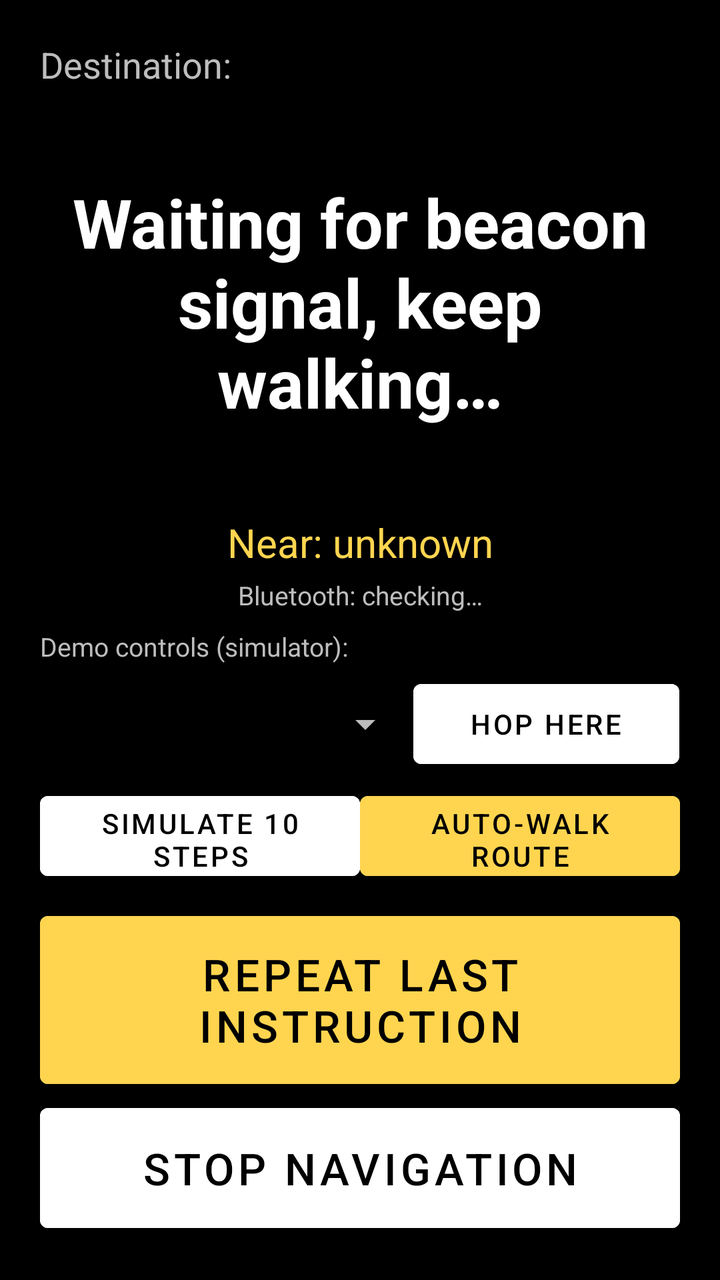
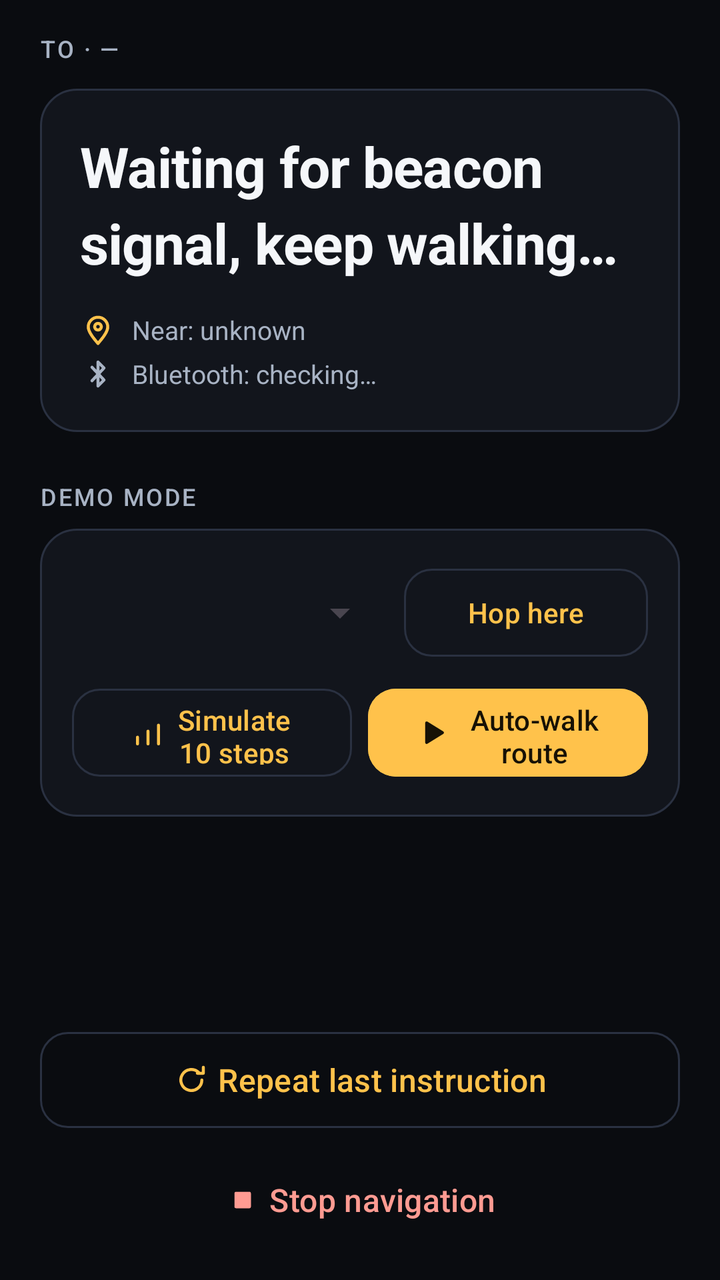

Compare the two renders of this Android layout. The source of the first and the diff that turns it into the second are given below.
<!-- AndroidManifest.xml: application theme Theme.NavGuide -->
<!-- res/layout/activity_navigation.xml -->
<?xml version="1.0" encoding="utf-8"?>
<LinearLayout xmlns:android="http://schemas.android.com/apk/res/android"
    android:layout_width="match_parent"
    android:layout_height="match_parent"
    android:orientation="vertical"
    android:padding="20dp"
    android:background="@color/black">

    <TextView
        android:id="@+id/tvRouteTo"
        android:layout_width="match_parent"
        android:layout_height="wrap_content"
        android:text="Destination:"
        android:textColor="@color/text_secondary"
        android:textSize="18sp" />

    <TextView
        android:id="@+id/tvInstruction"
        android:layout_width="match_parent"
        android:layout_height="0dp"
        android:layout_weight="1"
        android:gravity="center"
        android:text="@string/status_waiting_for_beacons"
        android:textColor="@color/white"
        android:textSize="34sp"
        android:textStyle="bold" />

    <TextView
        android:id="@+id/tvLocation"
        android:layout_width="match_parent"
        android:layout_height="wrap_content"
        android:text="Near: unknown"
        android:textColor="@color/yellow"
        android:textSize="20sp"
        android:gravity="center"
        android:layout_marginBottom="4dp" />

    <TextView
        android:id="@+id/tvBluetooth"
        android:layout_width="match_parent"
        android:layout_height="wrap_content"
        android:text="Bluetooth: checking…"
        android:textColor="@color/text_secondary"
        android:textSize="13sp"
        android:gravity="center"
        android:layout_marginBottom="8dp" />

    <TextView
        android:layout_width="match_parent"
        android:layout_height="wrap_content"
        android:text="@string/demo_label"
        android:textColor="@color/text_secondary"
        android:textSize="13sp"
        android:layout_marginBottom="4dp" />

    <LinearLayout
        android:layout_width="match_parent"
        android:layout_height="wrap_content"
        android:orientation="horizontal"
        android:layout_marginBottom="4dp">

        <Spinner
            android:id="@+id/spSimNode"
            android:layout_width="0dp"
            android:layout_height="52dp"
            android:layout_weight="1.4" />

        <Button
            android:id="@+id/btnSimHop"
            android:layout_width="0dp"
            android:layout_height="52dp"
            android:layout_weight="1"
            android:text="@string/btn_sim_hop"
            android:textSize="14sp"
            android:backgroundTint="@color/white"
            android:textColor="@color/black"
            android:contentDescription="@string/btn_sim_hop" />
    </LinearLayout>

    <LinearLayout
        android:layout_width="match_parent"
        android:layout_height="wrap_content"
        android:orientation="horizontal"
        android:layout_marginBottom="8dp">

        <Button
            android:id="@+id/btnSimSteps"
            android:layout_width="0dp"
            android:layout_height="52dp"
            android:layout_weight="1"
            android:text="@string/btn_sim_steps10"
            android:textSize="14sp"
            android:backgroundTint="@color/white"
            android:textColor="@color/black"
            android:contentDescription="@string/btn_sim_steps10" />

        <Button
            android:id="@+id/btnAutoWalk"
            android:layout_width="0dp"
            android:layout_height="52dp"
            android:layout_weight="1"
            android:text="@string/btn_auto_walk"
            android:textSize="14sp"
            android:backgroundTint="@color/yellow"
            android:textColor="@color/black"
            android:contentDescription="@string/btn_auto_walk" />
    </LinearLayout>

    <Button
        android:id="@+id/btnRepeat"
        android:layout_width="match_parent"
        android:layout_height="96dp"
        android:text="@string/btn_repeat"
        android:textSize="22sp"
        android:backgroundTint="@color/yellow"
        android:textColor="@color/black"
        android:contentDescription="@string/btn_repeat" />

    <Button
        android:id="@+id/btnStop"
        android:layout_width="match_parent"
        android:layout_height="72dp"
        android:text="@string/btn_stop_nav"
        android:textSize="22sp"
        android:backgroundTint="@color/white"
        android:textColor="@color/black"
        android:contentDescription="@string/btn_stop_nav" />

</LinearLayout>
<!-- resources referenced by this layout -->
<resources>
  <color name="black">#FF000000</color>
  <color name="text_secondary">#FFBDBDBD</color>
  <color name="white">#FFFFFFFF</color>
  <color name="yellow">#FFFFD54F</color>
  <string name="demo_label">Demo controls (simulator):</string>
  <style name="Theme.NavGuide" parent="Theme.MaterialComponents.DayNight.NoActionBar">
          <item name="colorPrimary">@color/yellow</item>
          <item name="colorPrimaryVariant">@color/yellow</item>
          <item name="colorOnPrimary">@color/black</item>
          <item name="colorSecondary">@color/yellow</item>
          <item name="colorSecondaryVariant">@color/yellow</item>
          <item name="colorOnSecondary">@color/black</item>
          <item name="android:windowBackground">@color/black</item>
          <item name="android:statusBarColor">@color/black</item>
          <item name="android:navigationBarColor">@color/black</item>
          <item name="android:textColorPrimary">@color/white</item>
          <item name="android:textColorSecondary">@color/text_secondary</item>
          <item name="colorOnSurface">@color/white</item>
          <item name="colorSurface">@color/dark_gray</item>
      </style>
  <color name="dark_gray">#FF1C1C1C</color>
  <!-- unchanged entries left out for length: 6 -->
</resources>

<!-- the commit's change to res/layout/activity_navigation.xml (unified diff, before → after) -->
@@ -1,129 +1,198 @@
 <?xml version="1.0" encoding="utf-8"?>
 <LinearLayout xmlns:android="http://schemas.android.com/apk/res/android"
+    xmlns:app="http://schemas.android.com/apk/res-auto"
     android:layout_width="match_parent"
     android:layout_height="match_parent"
     android:orientation="vertical"
-    android:padding="20dp"
-    android:background="@color/black">
+    android:background="@color/bg"
+    android:paddingStart="@dimen/screen_pad"
+    android:paddingEnd="@dimen/screen_pad"
+    android:paddingTop="@dimen/space_16">
 
     <TextView
         android:id="@+id/tvRouteTo"
         android:layout_width="match_parent"
         android:layout_height="wrap_content"
-        android:text="Destination:"
-        android:textColor="@color/text_secondary"
-        android:textSize="18sp" />
+        android:text="@string/nav_to_placeholder"
+        android:textAppearance="@style/TextAppearance.NavGuide.Label"
+        android:layout_marginBottom="@dimen/space_12" />
 
-    <TextView
-        android:id="@+id/tvInstruction"
-        android:layout_width="match_parent"
-        android:layout_height="0dp"
-        android:layout_weight="1"
-        android:gravity="center"
-        android:text="@string/status_waiting_for_beacons"
-        android:textColor="@color/white"
-        android:textSize="34sp"
-        android:textStyle="bold" />
-
-    <TextView
-        android:id="@+id/tvLocation"
+    
+    <LinearLayout
         android:layout_width="match_parent"
         android:layout_height="wrap_content"
-        android:text="Near: unknown"
-        android:textColor="@color/yellow"
-        android:textSize="20sp"
-        android:gravity="center"
-        android:layout_marginBottom="4dp" />
+        android:orientation="vertical"
+        android:background="@drawable/bg_card"
+        android:padding="@dimen/space_20">
 
-    <TextView
-        android:id="@+id/tvBluetooth"
-        android:layout_width="match_parent"
-        android:layout_height="wrap_content"
-        android:text="Bluetooth: checking…"
-        android:textColor="@color/text_secondary"
-        android:textSize="13sp"
-        android:gravity="center"
-        android:layout_marginBottom="8dp" />
+        <TextView
+            android:id="@+id/tvInstruction"
+            android:layout_width="match_parent"
+            android:layout_height="wrap_content"
+            android:text="@string/status_waiting_for_beacons"
+            android:textAppearance="@style/TextAppearance.NavGuide.Display"
+            android:textSize="28sp"
+            android:lineSpacingMultiplier="1.15" />
 
+        <LinearLayout
+            android:layout_width="match_parent"
+            android:layout_height="wrap_content"
+            android:orientation="horizontal"
+            android:gravity="center_vertical"
+            android:layout_marginTop="@dimen/space_16">
+
+            <ImageView
+                android:layout_width="18dp"
+                android:layout_height="18dp"
+                android:src="@drawable/ic_pin"
+                android:tint="@color/amber"
+                android:importantForAccessibility="no" />
+
+            <TextView
+                android:id="@+id/tvLocation"
+                android:layout_width="0dp"
+                android:layout_height="wrap_content"
+                android:layout_weight="1"
+                android:layout_marginStart="@dimen/space_8"
+                android:text="@string/nav_near_unknown"
+                android:textAppearance="@style/TextAppearance.NavGuide.Caption" />
+        </LinearLayout>
+
+        <LinearLayout
+            android:layout_width="match_parent"
+            android:layout_height="wrap_content"
+            android:orientation="horizontal"
+            android:gravity="center_vertical"
+            android:layout_marginTop="@dimen/space_4">
+
+            <ImageView
+                android:layout_width="18dp"
+                android:layout_height="18dp"
+                android:src="@drawable/ic_bluetooth"
+                android:tint="@color/text_secondary"
+                android:importantForAccessibility="no" />
+
+            <TextView
+                android:id="@+id/tvBluetooth"
+                android:layout_width="0dp"
+                android:layout_height="wrap_content"
+                android:layout_weight="1"
+                android:layout_marginStart="@dimen/space_8"
+                android:text="@string/bt_checking"
+                android:textAppearance="@style/TextAppearance.NavGuide.Caption" />
+        </LinearLayout>
+    </LinearLayout>
+
+    
     <TextView
         android:layout_width="match_parent"
         android:layout_height="wrap_content"
-        android:text="@string/demo_label"
-        android:textColor="@color/text_secondary"
-        android:textSize="13sp"
-        android:layout_marginBottom="4dp" />
+        android:text="@string/nav_demo_label"
+        android:textAppearance="@style/TextAppearance.NavGuide.Label"
+        android:layout_marginTop="@dimen/space_24"
+        android:layout_marginBottom="@dimen/space_8" />
 
     <LinearLayout
         android:layout_width="match_parent"
         android:layout_height="wrap_content"
-        android:orientation="horizontal"
-        android:layout_marginBottom="4dp">
+        android:orientation="vertical"
+        android:background="@drawable/bg_card"
+        android:padding="@dimen/space_16">
 
-        <Spinner
-            android:id="@+id/spSimNode"
-            android:layout_width="0dp"
-            android:layout_height="52dp"
-            android:layout_weight="1.4" />
+        <LinearLayout
+            android:layout_width="match_parent"
+            android:layout_height="wrap_content"
+            android:orientation="horizontal">
 
-        <Button
-            android:id="@+id/btnSimHop"
-            android:layout_width="0dp"
-            android:layout_height="52dp"
-            android:layout_weight="1"
-            android:text="@string/btn_sim_hop"
-            android:textSize="14sp"
-            android:backgroundTint="@color/white"
-            android:textColor="@color/black"
-            android:contentDescription="@string/btn_sim_hop" />
+            <Spinner
+                android:id="@+id/spSimNode"
+                android:layout_width="0dp"
+                android:layout_height="52dp"
+                android:layout_weight="1.3" />
+
+            <Button
+                android:id="@+id/btnSimHop"
+                style="@style/Widget.Material3.Button.OutlinedButton"
+                android:layout_width="0dp"
+                android:layout_height="52dp"
+                android:layout_weight="1"
+                android:layout_marginStart="@dimen/space_8"
+                android:text="@string/btn_sim_hop"
+                android:textSize="14sp"
+                app:cornerRadius="@dimen/radius_medium"
+                android:contentDescription="@string/btn_sim_hop" />
+        </LinearLayout>
+
+        <LinearLayout
+            android:layout_width="match_parent"
+            android:layout_height="wrap_content"
+            android:orientation="horizontal"
+            android:layout_marginTop="@dimen/space_8">
+
+            <Button
+                android:id="@+id/btnSimSteps"
+                style="@style/Widget.Material3.Button.OutlinedButton"
+                android:layout_width="0dp"
+                android:layout_height="52dp"
+                android:layout_weight="1"
+                android:text="@string/btn_sim_steps10"
+                android:textSize="14sp"
+                app:cornerRadius="@dimen/radius_medium"
+                app:icon="@drawable/ic_steps"
+                app:iconGravity="textStart"
+                app:iconSize="18dp"
+                android:contentDescription="@string/btn_sim_steps10" />
+
+            <Button
+                android:id="@+id/btnAutoWalk"
+                android:layout_width="0dp"
+                android:layout_height="52dp"
+                android:layout_weight="1"
+                android:layout_marginStart="@dimen/space_8"
+                android:text="@string/btn_auto_walk"
+                android:textSize="14sp"
+                android:backgroundTint="@color/amber"
+                android:textColor="@color/text_on_accent"
+                app:cornerRadius="@dimen/radius_medium"
+                app:icon="@drawable/ic_play"
+                app:iconGravity="textStart"
+                app:iconSize="18dp"
+                app:iconTint="@color/text_on_accent"
+                android:contentDescription="@string/btn_auto_walk" />
+        </LinearLayout>
     </LinearLayout>
 
-    <LinearLayout
+    <View
         android:layout_width="match_parent"
-        android:layout_height="wrap_content"
-        android:orientation="horizontal"
-        android:layout_marginBottom="8dp">
-
-        <Button
-            android:id="@+id/btnSimSteps"
-            android:layout_width="0dp"
-            android:layout_height="52dp"
-            android:layout_weight="1"
-            android:text="@string/btn_sim_steps10"
-            android:textSize="14sp"
-            android:backgroundTint="@color/white"
-            android:textColor="@color/black"
-            android:contentDescription="@string/btn_sim_steps10" />
-
-        <Button
-            android:id="@+id/btnAutoWalk"
-            android:layout_width="0dp"
-            android:layout_height="52dp"
-            android:layout_weight="1"
-            android:text="@string/btn_auto_walk"
-            android:textSize="14sp"
-            android:backgroundTint="@color/yellow"
-            android:textColor="@color/black"
-            android:contentDescription="@string/btn_auto_walk" />
-    </LinearLayout>
+        android:layout_height="0dp"
+        android:layout_weight="1" />
 
     <Button
         android:id="@+id/btnRepeat"
+        style="@style/Widget.Material3.Button.OutlinedButton"
         android:layout_width="match_parent"
-        android:layout_height="96dp"
+        android:layout_height="@dimen/button_height"
         android:text="@string/btn_repeat"
-        android:textSize="22sp"
-        android:backgroundTint="@color/yellow"
-        android:textColor="@color/black"
+        android:textSize="16sp"
+        app:cornerRadius="@dimen/radius_medium"
+        app:icon="@drawable/ic_repeat"
+        app:iconGravity="textStart"
         android:contentDescription="@string/btn_repeat" />
 
     <Button
         android:id="@+id/btnStop"
+        style="@style/Widget.Material3.Button.TextButton"
         android:layout_width="match_parent"
-        android:layout_height="72dp"
+        android:layout_height="48dp"
+        android:layout_marginTop="@dimen/space_8"
+        android:layout_marginBottom="@dimen/space_16"
         android:text="@string/btn_stop_nav"
-        android:textSize="22sp"
-        android:backgroundTint="@color/white"
-        android:textColor="@color/black"
+        android:textSize="16sp"
+        android:textColor="@color/danger_text"
+        app:cornerRadius="@dimen/radius_medium"
+        app:icon="@drawable/ic_stop"
+        app:iconGravity="textStart"
+        app:iconTint="@color/danger_text"
         android:contentDescription="@string/btn_stop_nav" />
 
 </LinearLayout>
<!-- resource entries referenced after the edit -->
@@ -1,26 +1,181 @@
 <!-- resources referenced by this layout -->
 <resources>
-  <color name="black">#FF000000</color>
-  <color name="text_secondary">#FFBDBDBD</color>
-  <color name="white">#FFFFFFFF</color>
-  <color name="yellow">#FFFFD54F</color>
-  <string name="demo_label">Demo controls (simulator):</string>
-  <style name="Theme.NavGuide" parent="Theme.MaterialComponents.DayNight.NoActionBar">
-          <item name="colorPrimary">@color/yellow</item>
-          <item name="colorPrimaryVariant">@color/yellow</item>
-          <item name="colorOnPrimary">@color/black</item>
-          <item name="colorSecondary">@color/yellow</item>
-          <item name="colorSecondaryVariant">@color/yellow</item>
-          <item name="colorOnSecondary">@color/black</item>
-          <item name="android:windowBackground">@color/black</item>
-          <item name="android:statusBarColor">@color/black</item>
-          <item name="android:navigationBarColor">@color/black</item>
-          <item name="android:textColorPrimary">@color/white</item>
-          <item name="android:textColorSecondary">@color/text_secondary</item>
-          <item name="colorOnSurface">@color/white</item>
-          <item name="colorSurface">@color/dark_gray</item>
+  <color name="amber">#FFC24B</color>
+  <color name="bg">#0A0C10</color>
+  <color name="danger_text">#FF9B92</color>
+  <color name="text_on_accent">#171105</color>
+  <color name="text_secondary">#A8B3C4</color>
+  <dimen name="button_height">56dp</dimen>
+  <dimen name="radius_medium">14dp</dimen>
+  <dimen name="screen_pad">20dp</dimen>
+  <dimen name="space_12">12dp</dimen>
+  <dimen name="space_16">16dp</dimen>
+  <dimen name="space_20">20dp</dimen>
+  <dimen name="space_24">24dp</dimen>
+  <dimen name="space_4">4dp</dimen>
+  <dimen name="space_8">8dp</dimen>
+  <!-- drawable bg_card (drawable) -->
+  <?xml version="1.0" encoding="utf-8"?>
+  <shape xmlns:android="http://schemas.android.com/apk/res/android" android:shape="rectangle">
+      <solid android:color="@color/surface" />
+      <stroke android:width="1dp" android:color="@color/outline" />
+      <corners android:radius="@dimen/radius_large" />
+  </shape>
+  <!-- drawable ic_bluetooth (drawable) -->
+  <?xml version="1.0" encoding="utf-8"?>
+  <vector xmlns:android="http://schemas.android.com/apk/res/android"
+      android:width="24dp" android:height="24dp"
+      android:viewportWidth="24" android:viewportHeight="24">
+      <path
+          android:pathData="M8 7.5 L16 16 L12 20 V4 L16 8 L8 16.5"
+          android:strokeColor="#FFFFFF" android:strokeWidth="2"
+          android:strokeLineCap="round" android:strokeLineJoin="round"
+          android:fillColor="@android:color/transparent" />
+  </vector>
+  <!-- drawable ic_pin (drawable) -->
+  <?xml version="1.0" encoding="utf-8"?>
+  <vector xmlns:android="http://schemas.android.com/apk/res/android"
+      android:width="24dp" android:height="24dp"
+      android:viewportWidth="24" android:viewportHeight="24">
+      <path
+          android:pathData="M12 21 C10 18.5 5.5 14 5.5 10 a6.5 6.5 0 0 1 13 0 C18.5 14 14 18.5 12 21 Z"
+          android:strokeColor="#FFFFFF" android:strokeWidth="2"
+          android:strokeLineJoin="round"
+          android:fillColor="@android:color/transparent" />
+      <path
+          android:pathData="M12 7.6 a2.2 2.2 0 1 1 -0.01 0"
+          android:strokeColor="#FFFFFF" android:strokeWidth="2"
+          android:fillColor="@android:color/transparent" />
+  </vector>
+  <!-- drawable ic_play (drawable) -->
+  <?xml version="1.0" encoding="utf-8"?>
+  <vector xmlns:android="http://schemas.android.com/apk/res/android"
+      android:width="24dp" android:height="24dp"
+      android:viewportWidth="24" android:viewportHeight="24">
+      <path
+          android:pathData="M8 5.5 L18.5 12 L8 18.5 Z"
+          android:strokeColor="#FFFFFF" android:strokeWidth="2"
+          android:strokeLineJoin="round"
+          android:fillColor="#FFFFFF" />
+  </vector>
+  <!-- drawable ic_repeat (drawable) -->
+  <?xml version="1.0" encoding="utf-8"?>
+  <vector xmlns:android="http://schemas.android.com/apk/res/android"
+      android:width="24dp" android:height="24dp"
+      android:viewportWidth="24" android:viewportHeight="24">
+      <path
+          android:pathData="M19 12 a7 7 0 1 1 -2 -4.9"
+          android:strokeColor="#FFFFFF" android:strokeWidth="2"
+          android:strokeLineCap="round"
+          android:fillColor="@android:color/transparent" />
+      <path
+          android:pathData="M20 3.5 v4 h-4"
+          android:strokeColor="#FFFFFF" android:strokeWidth="2"
+          android:strokeLineCap="round" android:strokeLineJoin="round"
+          android:fillColor="@android:color/transparent" />
+  </vector>
+  <!-- drawable ic_steps (drawable) -->
+  <?xml version="1.0" encoding="utf-8"?>
+  <vector xmlns:android="http://schemas.android.com/apk/res/android"
+      android:width="24dp" android:height="24dp"
+      android:viewportWidth="24" android:viewportHeight="24">
+      <path
+          android:pathData="M5 19.5 v-4.5 M12 19.5 v-8.5 M19 19.5 v-12.5"
+          android:strokeColor="#FFFFFF" android:strokeWidth="2"
+          android:strokeLineCap="round"
+          android:fillColor="@android:color/transparent" />
+  </vector>
+  <!-- drawable ic_stop (drawable) -->
+  <?xml version="1.0" encoding="utf-8"?>
+  <vector xmlns:android="http://schemas.android.com/apk/res/android"
+      android:width="24dp" android:height="24dp"
+      android:viewportWidth="24" android:viewportHeight="24">
+      <path
+          android:pathData="M7.5 7.5 h9 v9 h-9 z"
+          android:strokeColor="#FFFFFF" android:strokeWidth="2"
+          android:strokeLineJoin="round"
+          android:fillColor="#FFFFFF" />
+  </vector>
+  <string name="bt_checking">Bluetooth: checking…</string>
+  <string name="nav_demo_label">Demo mode</string>
+  <string name="nav_near_unknown">Near: unknown</string>
+  <string name="nav_to_placeholder">To · —</string>
+  <style name="TextAppearance.NavGuide.Caption" parent="android:TextAppearance">
+          <item name="android:fontFamily">sans-serif</item>
+          <item name="android:textSize">13sp</item>
+          <item name="android:textColor">@color/text_secondary</item>
       </style>
-  <color name="dark_gray">#FF1C1C1C</color>
+  <style name="TextAppearance.NavGuide.Display" parent="android:TextAppearance">
+          <item name="android:fontFamily">sans-serif</item>
+          <item name="android:textSize">32sp</item>
+          <item name="android:textStyle">bold</item>
+          <item name="android:letterSpacing">-0.01</item>
+          <item name="android:textColor">@color/text_primary</item>
+      </style>
+  <style name="TextAppearance.NavGuide.Label" parent="android:TextAppearance">
+          <item name="android:fontFamily">sans-serif-medium</item>
+          <item name="android:textSize">12sp</item>
+          <item name="android:letterSpacing">0.08</item>
+          <item name="android:textAllCaps">true</item>
+          <item name="android:textColor">@color/text_secondary</item>
+      </style>
+  <color name="white">#FFF5F7FA</color>
+  <style name="ShapeAppearance.NavGuide.Small" parent="">
+          <item name="cornerFamily">rounded</item>
+          <item name="cornerSize">@dimen/radius_small</item>
+      </style>
+  <style name="ShapeAppearance.NavGuide.Medium" parent="">
+          <item name="cornerFamily">rounded</item>
+          <item name="cornerSize">@dimen/radius_medium</item>
+      </style>
+  <style name="ShapeAppearance.NavGuide.Large" parent="">
+          <item name="cornerFamily">rounded</item>
+          <item name="cornerSize">@dimen/radius_large</item>
+      </style>
+  <dimen name="radius_small">10dp</dimen>
+  <style name="Theme.NavGuide" parent="Theme.Material3.DayNight.NoActionBar">
+          
+          <item name="colorPrimary">@color/amber</item>
+          <item name="colorOnPrimary">@color/text_on_accent</item>
+          <item name="colorPrimaryContainer">@color/amber_container</item>
+          <item name="colorOnPrimaryContainer">@color/amber_on_container</item>
+  
+          
+          <item name="colorSecondary">@color/text_secondary</item>
+          <item name="colorOnSecondary">@color/bg</item>
+          <item name="colorSecondaryContainer">@color/surface_variant</item>
+          <item name="colorOnSecondaryContainer">@color/text_primary</item>
+  
+          
+          <item name="android:windowBackground">@color/bg</item>
+          <item name="colorSurface">@color/surface</item>
+          <item name="colorOnSurface">@color/text_primary</item>
+          <item name="colorSurfaceVariant">@color/surface_variant</item>
+          <item name="colorOnSurfaceVariant">@color/text_secondary</item>
+          <item name="colorOutline">@color/outline</item>
+          <item name="colorOutlineVariant">@color/outline</item>
+  
+          
+          <item name="colorError">@color/danger_fill</item>
+          <item name="colorOnError">@color/white</item>
+  
+          
+          <item name="android:statusBarColor">@color/bg</item>
+          <item name="android:navigationBarColor">@color/bg</item>
+  
+          
+          <item name="shapeAppearanceSmallComponent">@style/ShapeAppearance.NavGuide.Small</item>
+          <item name="shapeAppearanceMediumComponent">@style/ShapeAppearance.NavGuide.Medium</item>
+          <item name="shapeAppearanceLargeComponent">@style/ShapeAppearance.NavGuide.Large</item>
+      </style>
+  <color name="surface">#12151C</color>
+  <color name="outline">#2A3141</color>
+  <dimen name="radius_large">18dp</dimen>
+  <color name="text_primary">#F5F7FA</color>
+  <color name="amber_container">#3A2E12</color>
+  <color name="amber_on_container">#FFE3A6</color>
+  <color name="surface_variant">#1A1F29</color>
+  <color name="danger_fill">#C4342B</color>
   <!-- unchanged entries left out for length: 6 -->
 </resources>
 
